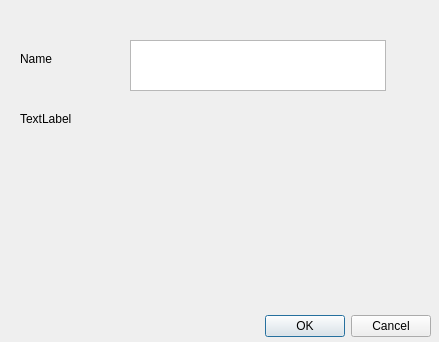
Qt form FinanceWS/UI/categorydlg.ui (spidervn/vstock) before a commit.
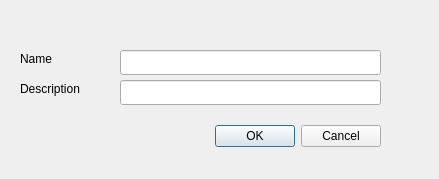
The same form after that commit.

```diff
--- a/FinanceWS/UI/categorydlg.ui
+++ b/FinanceWS/UI/categorydlg.ui
@@ -7,7 +7,7 @@
     <x>0</x>
     <y>0</y>
     <width>439</width>
-    <height>342</height>
+    <height>179</height>
    </rect>
   </property>
   <property name="windowTitle">
@@ -16,8 +16,8 @@
   <widget class="QDialogButtonBox" name="buttonBox">
    <property name="geometry">
     <rect>
-     <x>90</x>
-     <y>310</y>
+     <x>40</x>
+     <y>120</y>
      <width>341</width>
      <height>32</height>
     </rect>
@@ -42,27 +42,37 @@
     <string>Name</string>
    </property>
   </widget>
-  <widget class="QTextBrowser" name="textBrowser">
-   <property name="geometry">
-    <rect>
-     <x>130</x>
-     <y>40</y>
-     <width>256</width>
-     <height>51</height>
-    </rect>
-   </property>
-  </widget>
   <widget class="QLabel" name="label_2">
    <property name="geometry">
     <rect>
      <x>20</x>
-     <y>110</y>
-     <width>67</width>
+     <y>80</y>
+     <width>81</width>
      <height>17</height>
     </rect>
    </property>
    <property name="text">
-    <string>TextLabel</string>
+    <string>Description</string>
+   </property>
+  </widget>
+  <widget class="QLineEdit" name="lineEdit">
+   <property name="geometry">
+    <rect>
+     <x>120</x>
+     <y>50</y>
+     <width>261</width>
+     <height>25</height>
+    </rect>
+   </property>
+  </widget>
+  <widget class="QLineEdit" name="lineEdit_2">
+   <property name="geometry">
+    <rect>
+     <x>120</x>
+     <y>80</y>
+     <width>261</width>
+     <height>25</height>
+    </rect>
    </property>
   </widget>
  </widget>
```
